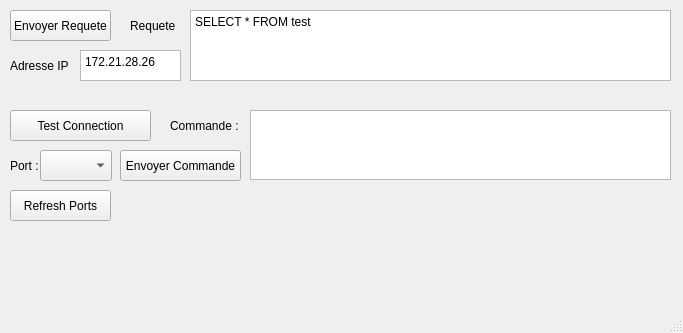
The window that MobyCreaApp/mainwindow.ui (kayakdemer63/Projet_MobyCrea) describes before a commit, drawn with Qt 5.
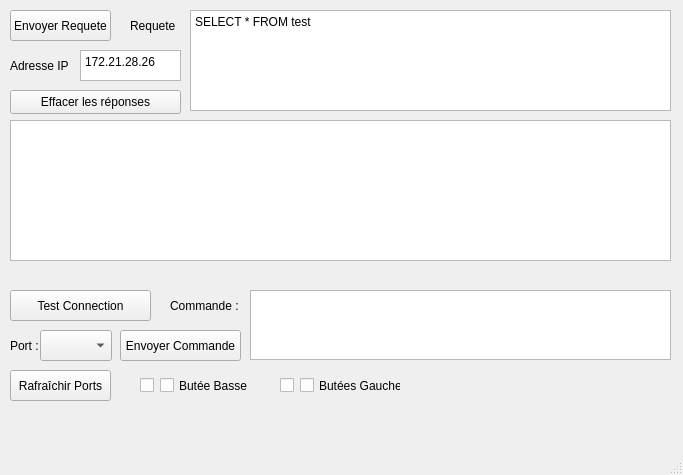
The same window after the commit.

Patch:
```diff
--- a/MobyCreaApp/mainwindow.ui
+++ b/MobyCreaApp/mainwindow.ui
@@ -7,7 +7,7 @@
     <x>0</x>
     <y>0</y>
     <width>683</width>
-    <height>333</height>
+    <height>475</height>
    </rect>
   </property>
   <property name="windowTitle">
@@ -33,7 +33,7 @@
       <x>190</x>
       <y>10</y>
       <width>481</width>
-      <height>71</height>
+      <height>101</height>
      </rect>
     </property>
     <property name="plainText">
@@ -83,7 +83,7 @@
     <property name="geometry">
      <rect>
       <x>10</x>
-      <y>110</y>
+      <y>290</y>
       <width>141</width>
       <height>31</height>
      </rect>
@@ -96,7 +96,7 @@
     <property name="geometry">
      <rect>
       <x>10</x>
-      <y>150</y>
+      <y>330</y>
       <width>31</width>
       <height>31</height>
      </rect>
@@ -109,7 +109,7 @@
     <property name="geometry">
      <rect>
       <x>170</x>
-      <y>110</y>
+      <y>290</y>
       <width>81</width>
       <height>31</height>
      </rect>
@@ -122,7 +122,7 @@
     <property name="geometry">
      <rect>
       <x>250</x>
-      <y>110</y>
+      <y>290</y>
       <width>421</width>
       <height>70</height>
      </rect>
@@ -132,7 +132,7 @@
     <property name="geometry">
      <rect>
       <x>120</x>
-      <y>150</y>
+      <y>330</y>
       <width>121</width>
       <height>31</height>
      </rect>
@@ -145,7 +145,7 @@
     <property name="geometry">
      <rect>
       <x>40</x>
-      <y>150</y>
+      <y>330</y>
       <width>72</width>
       <height>31</height>
      </rect>
@@ -155,13 +155,97 @@
     <property name="geometry">
      <rect>
       <x>10</x>
-      <y>190</y>
+      <y>370</y>
       <width>101</width>
       <height>31</height>
      </rect>
     </property>
     <property name="text">
-     <string>Refresh Ports</string>
+     <string>Rafraîchir Ports</string>
+    </property>
+   </widget>
+   <widget class="QCheckBox" name="checkButeeBasse">
+    <property name="geometry">
+     <rect>
+      <x>160</x>
+      <y>370</y>
+      <width>91</width>
+      <height>31</height>
+     </rect>
+    </property>
+    <property name="text">
+     <string>Butée Basse</string>
+    </property>
+   </widget>
+   <widget class="QCheckBox" name="checkButeeGauche">
+    <property name="geometry">
+     <rect>
+      <x>300</x>
+      <y>370</y>
+      <width>101</width>
+      <height>31</height>
+     </rect>
+    </property>
+    <property name="text">
+     <string>Butées Gauche</string>
+    </property>
+   </widget>
+   <widget class="QCheckBox" name="checkButeeBasse2">
+    <property name="enabled">
+     <bool>true</bool>
+    </property>
+    <property name="geometry">
+     <rect>
+      <x>140</x>
+      <y>370</y>
+      <width>16</width>
+      <height>31</height>
+     </rect>
+    </property>
+    <property name="text">
+     <string/>
+    </property>
+    <property name="checkable">
+     <bool>false</bool>
+    </property>
+   </widget>
+   <widget class="QCheckBox" name="checkButeeGauche2">
+    <property name="geometry">
+     <rect>
+      <x>280</x>
+      <y>370</y>
+      <width>16</width>
+      <height>31</height>
+     </rect>
+    </property>
+    <property name="text">
+     <string/>
+    </property>
+    <property name="checkable">
+     <bool>false</bool>
+    </property>
+   </widget>
+   <widget class="QPlainTextEdit" name="sqlRep">
+    <property name="geometry">
+     <rect>
+      <x>10</x>
+      <y>120</y>
+      <width>661</width>
+      <height>141</height>
+     </rect>
+    </property>
+   </widget>
+   <widget class="QPushButton" name="pushButton">
+    <property name="geometry">
+     <rect>
+      <x>10</x>
+      <y>90</y>
+      <width>171</width>
+      <height>24</height>
+     </rect>
+    </property>
+    <property name="text">
+     <string>Effacer les réponses</string>
     </property>
    </widget>
   </widget>
```
Left out of the diff: 54 changed lines with no effect on the pictures.
